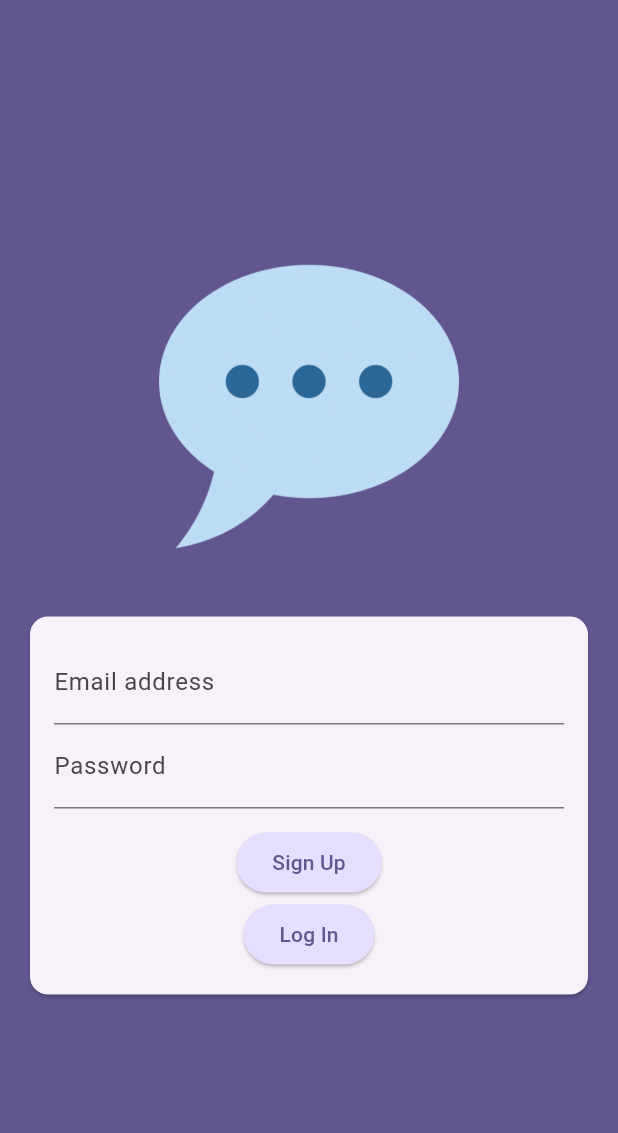
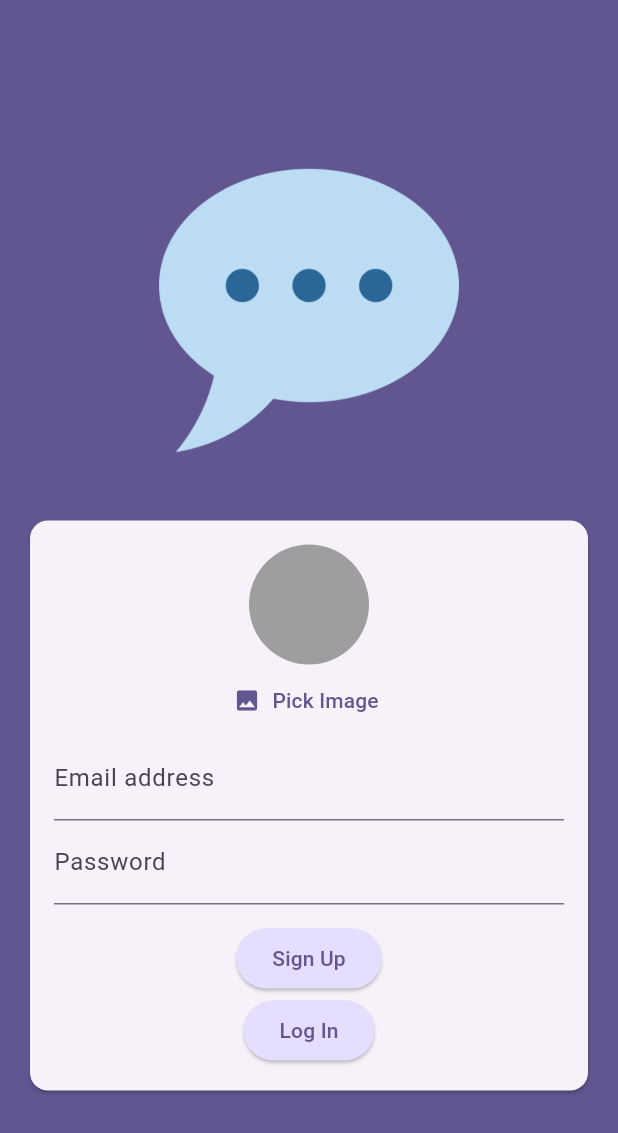
Before and after one commit to japinell/flutter_chat_app, a Flutter app: the screen it shows after launch, on a phone screen of 412 x 824 dp. Shown: the top 1133 px of the screen. Run offline on Flutter 3.47's test engine with Material 3 defaults, Android fonts, the phone set to English and light mode, and no system bars; our stand-ins replace firebase_auth, firebase_core, image_picker; accounts and stored records are empty; generated files the repository leaves out were written again.

Commit message:
Fixed logic to display the CustomImagePicker in Auth screen

```diff
--- a/lib/screens/auth.dart
+++ b/lib/screens/auth.dart
@@ -77,7 +77,7 @@ class _AuthScreenState extends State<AuthScreen> {
                       child: Column(
                         mainAxisSize: MainAxisSize.min,
                         children: [
-                          if (!_isLogin) CustomImagePicker(),
+                          if (_isLogin) CustomImagePicker(),
                           TextFormField(
                             decoration: InputDecoration(
                               labelText: "Email address",
```
